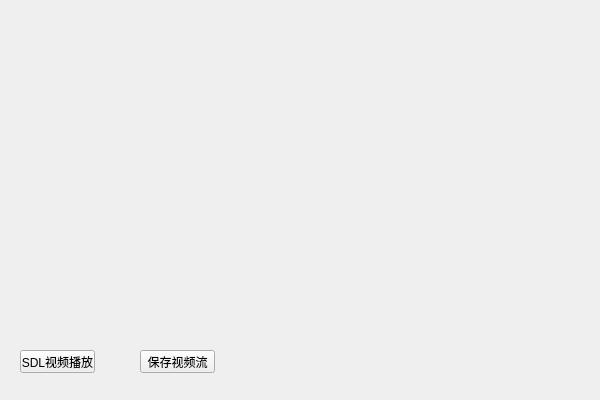
The window that src/ffmpeg_in_action/ffmpeg_in_action/ffmpeg_in_action.ui (liyoung1992/ffmpeg) describes before a commit, drawn with Qt 5.
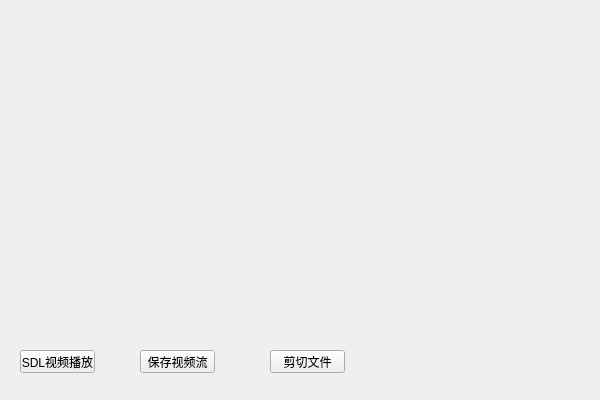
The same window after the commit.

Commit message: 文件裁剪

What changed in the file:
```diff
--- a/src/ffmpeg_in_action/ffmpeg_in_action/ffmpeg_in_action.ui
+++ b/src/ffmpeg_in_action/ffmpeg_in_action/ffmpeg_in_action.ui
@@ -39,6 +39,19 @@
     <string>保存视频流</string>
    </property>
   </widget>
+  <widget class="QPushButton" name="cutfile_btn">
+   <property name="geometry">
+    <rect>
+     <x>270</x>
+     <y>350</y>
+     <width>75</width>
+     <height>23</height>
+    </rect>
+   </property>
+   <property name="text">
+    <string>剪切文件</string>
+   </property>
+  </widget>
  </widget>
  <layoutdefault spacing="6" margin="11"/>
  <resources>
```
The commit also changes 8 other files.
